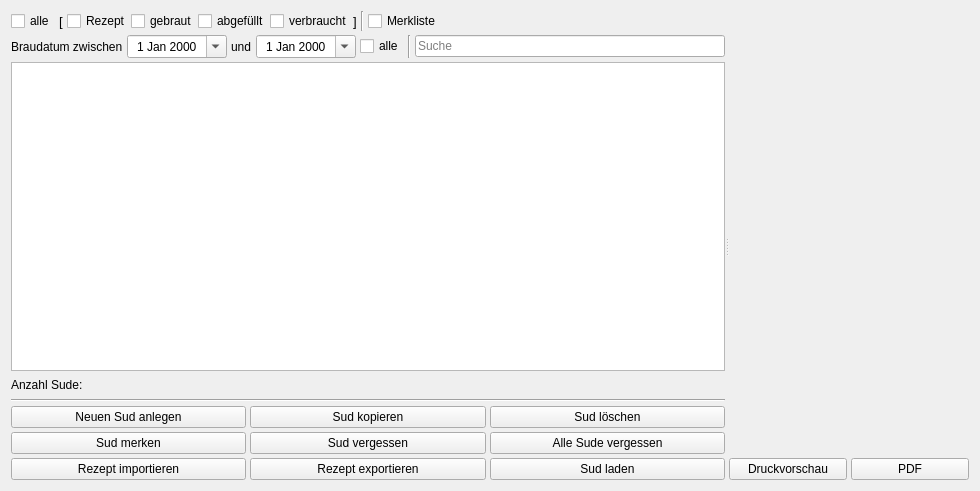
The window that kleiner-brauhelfer/tabsudauswahl.ui (kleiner-brauhelfer/kleiner-brauhelfer-2) describes before a commit, drawn with Qt 5.
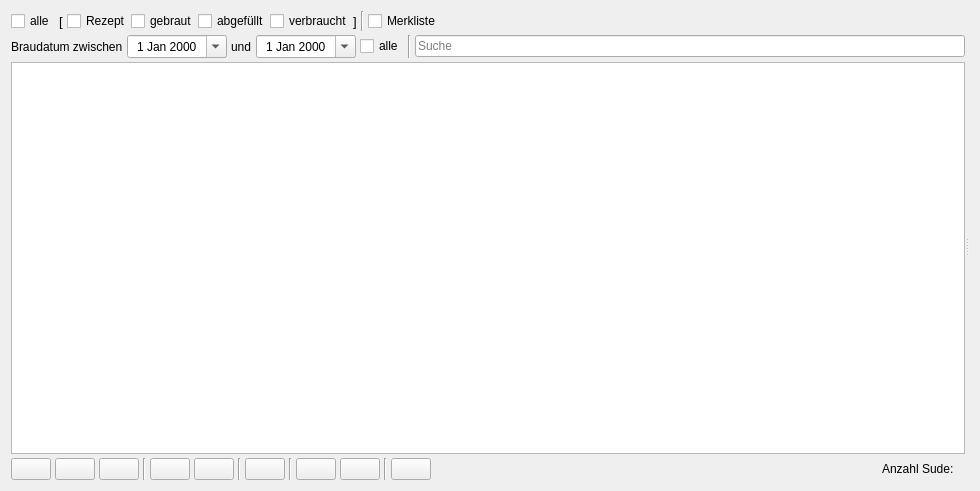
The same window after the commit. Icons and pictures are not drawn. Custom widgets are drawn as their Qt base class.

What changed in the file:
```diff
--- a/kleiner-brauhelfer/tabsudauswahl.ui
+++ b/kleiner-brauhelfer/tabsudauswahl.ui
@@ -259,132 +259,209 @@
        <item>
         <layout class="QHBoxLayout" name="horizontalLayout_2">
          <item>
-          <widget class="QLabel" name="label_3">
-           <property name="text">
-            <string>Anzahl Sude:</string>
-           </property>
-          </widget>
-         </item>
-         <item>
-          <widget class="QLabel" name="lblNumSude"/>
-         </item>
-         <item>
-          <spacer name="horizontalSpacer_2">
-           <property name="orientation">
-            <enum>Qt::Horizontal</enum>
-           </property>
-           <property name="sizeHint" stdset="0">
-            <size>
-             <width>40</width>
-             <height>20</height>
-            </size>
-           </property>
-          </spacer>
-         </item>
-        </layout>
-       </item>
-       <item>
-        <widget class="Line" name="line">
-         <property name="orientation">
-          <enum>Qt::Horizontal</enum>
-         </property>
-        </widget>
-       </item>
-       <item>
-        <layout class="QGridLayout" name="gridLayout">
-         <property name="verticalSpacing">
-          <number>4</number>
-         </property>
-         <item row="2" column="1">
-          <widget class="QPushButton" name="btnExportieren">
-           <property name="toolTip">
-            <string>&lt;html&gt;&lt;head/&gt;&lt;body&gt;&lt;p&gt;Hiermit wird ein vorhandenes Rezept in ein anderes Format exportiert.&lt;/p&gt;&lt;p&gt;Unterstützt wird das json-Format von &lt;span style=&quot; font-weight:600;&quot;&gt;MaischeMalzUndMehr &lt;/span&gt;sowie das xml-Format von &lt;span style=&quot; font-weight:600;&quot;&gt;BeerXML&lt;/span&gt;.&lt;/p&gt;&lt;p&gt;Da die Formate nicht 100% kompatibel sind, sollte das Rezept nach dem Export überprüft und gegebenenfalls nachkorrigiert werden.&lt;/p&gt;&lt;/body&gt;&lt;/html&gt;</string>
-           </property>
-           <property name="text">
-            <string>Rezept exportieren</string>
-           </property>
-          </widget>
-         </item>
-         <item row="2" column="2">
-          <widget class="QPushButton" name="btnLaden">
-           <property name="toolTip">
-            <string>&lt;html&gt;&lt;head/&gt;&lt;body&gt;&lt;p&gt;Hiermit wird der ausgewählte Sud geladen. Ein Sud kann auch mit Doppelklick geladen werden.&lt;/p&gt;&lt;/body&gt;&lt;/html&gt;</string>
-           </property>
-           <property name="text">
-            <string>Sud laden</string>
-           </property>
-          </widget>
-         </item>
-         <item row="2" column="0">
-          <widget class="QPushButton" name="btnImportieren">
-           <property name="toolTip">
-            <string>&lt;html&gt;&lt;head/&gt;&lt;body&gt;&lt;p&gt;Hiermit wird ein Rezept aus einem anderen Format importiert.&lt;/p&gt;&lt;p&gt;Unterstützt wird das json-Format von &lt;span style=&quot; font-weight:600;&quot;&gt;MaischeMalzUndMehr &lt;/span&gt;sowie das xml-Format von &lt;span style=&quot; font-weight:600;&quot;&gt;BeerXML&lt;/span&gt;.&lt;/p&gt;&lt;p&gt;Da die Formate nicht 100% kompatibel sind, sollte das Rezept nach dem Import überprüft und gegebenenfalls nachkorrigiert werden.&lt;/p&gt;&lt;/body&gt;&lt;/html&gt;</string>
-           </property>
-           <property name="text">
-            <string>Rezept importieren</string>
-           </property>
-          </widget>
-         </item>
-         <item row="0" column="0">
           <widget class="QPushButton" name="btnAnlegen">
+           <property name="minimumSize">
+            <size>
+             <width>40</width>
+             <height>0</height>
+            </size>
+           </property>
            <property name="toolTip">
             <string>&lt;html&gt;&lt;head/&gt;&lt;body&gt;&lt;p&gt;Hiermit wird ein &lt;span style=&quot; font-weight:600;&quot;&gt;neuer Sud&lt;/span&gt; angelegt.&lt;/p&gt;&lt;/body&gt;&lt;/html&gt;</string>
            </property>
-           <property name="text">
-            <string>Neuen Sud anlegen</string>
+           <property name="icon">
+            <iconset resource="images.qrc">
+             <normaloff>:/images/sud_neu.svg</normaloff>:/images/sud_neu.svg</iconset>
            </property>
           </widget>
          </item>
-         <item row="1" column="1">
-          <widget class="QPushButton" name="btnVergessen">
-           <property name="toolTip">
-            <string>&lt;html&gt;&lt;head/&gt;&lt;body&gt;&lt;p&gt;Hiermit werden alle ausgewählten Sude aus der &lt;span style=&quot; font-weight:600;&quot;&gt;Merkliste&lt;/span&gt; gelöscht.&lt;/p&gt;&lt;/body&gt;&lt;/html&gt;</string>
-           </property>
-           <property name="text">
-            <string>Sud vergessen</string>
-           </property>
-          </widget>
-         </item>
-         <item row="0" column="1">
+         <item>
           <widget class="QPushButton" name="btnKopieren">
+           <property name="minimumSize">
+            <size>
+             <width>40</width>
+             <height>0</height>
+            </size>
+           </property>
            <property name="toolTip">
             <string>&lt;html&gt;&lt;head/&gt;&lt;body&gt;&lt;p&gt;Hiermit wird eine &lt;span style=&quot; font-weight:600;&quot;&gt;Kopie&lt;/span&gt; aller ausgewählten Sude erstellt.&lt;/p&gt;&lt;/body&gt;&lt;/html&gt;</string>
            </property>
-           <property name="text">
-            <string>Sud kopieren</string>
+           <property name="icon">
+            <iconset resource="images.qrc">
+             <normaloff>:/images/sud_kopie.svg</normaloff>:/images/sud_kopie.svg</iconset>
            </property>
           </widget>
          </item>
-         <item row="0" column="2">
+         <item>
           <widget class="QPushButton" name="btnLoeschen">
+           <property name="minimumSize">
+            <size>
+             <width>40</width>
+             <height>0</height>
+            </size>
+           </property>
            <property name="toolTip">
             <string>&lt;html&gt;&lt;head/&gt;&lt;body&gt;&lt;p&gt;Hiermit werden alle ausgewählten Sude gelöscht.&lt;/p&gt;&lt;/body&gt;&lt;/html&gt;</string>
            </property>
-           <property name="text">
-            <string>Sud löschen</string>
+           <property name="icon">
+            <iconset resource="images.qrc">
+             <normaloff>:/images/sud_loeschen.svg</normaloff>:/images/sud_loeschen.svg</iconset>
            </property>
           </widget>
          </item>
-         <item row="1" column="2">
-          <widget class="QPushButton" name="btnAlleVergessen">
+         <item>
+          <widget class="Line" name="line_4">
+           <property name="orientation">
+            <enum>Qt::Vertical</enum>
+           </property>
+          </widget>
+         </item>
+         <item>
+          <widget class="QPushButton" name="btnImportieren">
+           <property name="minimumSize">
+            <size>
+             <width>40</width>
+             <height>0</height>
+            </size>
+           </property>
            <property name="toolTip">
             <string>&lt;html&gt;&lt;head/&gt;&lt;body&gt;&lt;p&gt;Hiermit werden alle Sude aus der &lt;span style=&quot; font-weight:600;&quot;&gt;Merkliste&lt;/span&gt; gelöscht.&lt;/p&gt;&lt;/body&gt;&lt;/html&gt;</string>
            </property>
-           <property name="text">
-            <string>Alle Sude vergessen</string>
+           <property name="icon">
+            <iconset resource="images.qrc">
+             <normaloff>:/images/sud_import.svg</normaloff>:/images/sud_import.svg</iconset>
            </property>
           </widget>
          </item>
-         <item row="1" column="0">
+         <item>
+          <widget class="QPushButton" name="btnExportieren">
+           <property name="minimumSize">
+            <size>
+             <width>40</width>
+             <height>0</height>
+            </size>
+           </property>
+           <property name="toolTip">
+            <string>&lt;html&gt;&lt;head/&gt;&lt;body&gt;&lt;p&gt;Hiermit werde alle ausgewählten Rezepte/Sude in ein anderes Format &lt;span style=&quot; font-weight:600;&quot;&gt;exportiert&lt;/span&gt;.&lt;/p&gt;&lt;p&gt;Da die Formate nicht 100% kompatibel sind, sollte das Rezept nach dem Export überprüft und gegebenenfalls nachkorrigiert werden.&lt;/p&gt;&lt;/body&gt;&lt;/html&gt;</string>
+           </property>
+           <property name="icon">
+            <iconset resource="images.qrc">
+             <normaloff>:/images/sud_export.svg</normaloff>:/images/sud_export.svg</iconset>
+           </property>
+          </widget>
+         </item>
+         <item>
+          <widget class="Line" name="line_5">
+           <property name="orientation">
+            <enum>Qt::Vertical</enum>
+           </property>
+          </widget>
+         </item>
+         <item>
+          <widget class="QPushButton" name="btnTeilen">
+           <property name="minimumSize">
+            <size>
+             <width>40</width>
+             <height>0</height>
+            </size>
+           </property>
+           <property name="toolTip">
+            <string>&lt;html&gt;&lt;head/&gt;&lt;body&gt;&lt;p&gt;Hiermit werden alle ausgewählten Sude &lt;span style=&quot; font-weight:600;&quot;&gt;geteilt&lt;/span&gt;.&lt;/p&gt;&lt;/body&gt;&lt;/html&gt;</string>
+           </property>
+           <property name="icon">
+            <iconset resource="images.qrc">
+             <normaloff>:/images/sud_teilen.svg</normaloff>:/images/sud_teilen.svg</iconset>
+           </property>
+          </widget>
+         </item>
+         <item>
+          <widget class="Line" name="line_7">
+           <property name="orientation">
+            <enum>Qt::Vertical</enum>
+           </property>
+          </widget>
+         </item>
+         <item>
           <widget class="QPushButton" name="btnMerken">
+           <property name="minimumSize">
+            <size>
+             <width>40</width>
+             <height>0</height>
+            </size>
+           </property>
            <property name="toolTip">
             <string>&lt;html&gt;&lt;head/&gt;&lt;body&gt;&lt;p&gt;Hiermit werden alle ausgewählten Sude zur &lt;span style=&quot; font-weight:600;&quot;&gt;Merkliste&lt;/span&gt; hinzugefügt.&lt;/p&gt;&lt;/body&gt;&lt;/html&gt;</string>
            </property>
+           <property name="icon">
+            <iconset resource="images.qrc">
+             <normaloff>:/images/sud_merken.svg</normaloff>:/images/sud_merken.svg</iconset>
+           </property>
+          </widget>
+         </item>
+         <item>
+          <widget class="QPushButton" name="btnVergessen">
+           <property name="minimumSize">
+            <size>
+             <width>40</width>
+             <height>0</height>
+            </size>
+           </property>
+           <property name="toolTip">
+            <string>&lt;html&gt;&lt;head/&gt;&lt;body&gt;&lt;p&gt;Hiermit werden alle ausgewählten Sude aus der &lt;span style=&quot; font-weight:600;&quot;&gt;Merkliste gelöscht&lt;/span&gt;.&lt;/p&gt;&lt;/body&gt;&lt;/html&gt;</string>
+           </property>
+           <property name="icon">
+            <iconset resource="images.qrc">
+             <normaloff>:/images/sud_vergessen.svg</normaloff>:/images/sud_vergessen.svg</iconset>
+           </property>
+          </widget>
+         </item>
+         <item>
+          <widget class="Line" name="line_6">
+           <property name="orientation">
+            <enum>Qt::Vertical</enum>
+           </property>
+          </widget>
+         </item>
+         <item>
+          <widget class="QPushButton" name="btnLaden">
+           <property name="minimumSize">
+            <size>
+             <width>40</width>
+             <height>0</height>
+            </size>
+           </property>
+           <property name="toolTip">
+            <string>&lt;html&gt;&lt;head/&gt;&lt;body&gt;&lt;p&gt;Hiermit wird der ausgewählte Sud &lt;span style=&quot; font-weight:600;&quot;&gt;geladen&lt;/span&gt;. Ein Sud kann auch mit Doppelklick geladen werden.&lt;/p&gt;&lt;/body&gt;&lt;/html&gt;</string>
+           </property>
+           <property name="icon">
+            <iconset resource="images.qrc">
+             <normaloff>:/images/sud_laden.svg</normaloff>:/images/sud_laden.svg</iconset>
+           </property>
+          </widget>
+         </item>
+         <item>
+          <spacer name="horizontalSpacer_3">
+           <property name="orientation">
+            <enum>Qt::Horizontal</enum>
+           </property>
+           <property name="sizeHint" stdset="0">
+            <size>
+             <width>40</width>
+             <height>20</height>
+            </size>
+           </property>
+          </spacer>
+         </item>
+         <item>
+          <widget class="QLabel" name="label_3">
            <property name="text">
-            <string>Sud merken</string>
+            <string>Anzahl Sude:</string>
            </property>
           </widget>
          </item>
+         <item>
+          <widget class="QLabel" name="lblNumSude"/>
+         </item>
         </layout>
        </item>
       </layout>
@@ -404,30 +481,6 @@
          </property>
         </widget>
        </item>
-       <item>
-        <layout class="QHBoxLayout" name="horizontalLayout_4">
-         <item>
-          <widget class="QPushButton" name="btnPrintPreview">
-           <property name="toolTip">
-            <string>&lt;html&gt;&lt;head/&gt;&lt;body&gt;&lt;p&gt;Hier wird die &lt;span style=&quot; font-weight:600;&quot;&gt;Sudinformation&lt;/span&gt; ausgedruckt.&lt;/p&gt;&lt;p&gt;Das Betriebssystem aktiviert dazu den Druckdialog, der je nach Betriebssystem oder Treiber unterschiedlich gestaltet ist.&lt;/p&gt;&lt;/body&gt;&lt;/html&gt;</string>
-           </property>
-           <property name="text">
-            <string>Druckvorschau</string>
-           </property>
-          </widget>
-         </item>
-         <item>
-          <widget class="QPushButton" name="btnToPdf">
-           <property name="toolTip">
-            <string>&lt;html&gt;&lt;head/&gt;&lt;body&gt;&lt;p&gt;Hier wird die &lt;span style=&quot; font-weight:600;&quot;&gt;Sudinformation&lt;/span&gt; als PDF abgespeichert.&lt;/p&gt;&lt;p&gt;Das Betriebssystem aktiviert dazu den Druckdialog, der je nach Betriebssystem oder Treiber unterschiedlich gestaltet ist. In macOS ist die PDF-Funktion in den Druckdialog integriert.&lt;/p&gt;&lt;/body&gt;&lt;/html&gt;</string>
-           </property>
-           <property name="text">
-            <string>PDF</string>
-           </property>
-          </widget>
-         </item>
-        </layout>
-       </item>
       </layout>
      </widget>
     </widget>
```
Left out of the diff: 21 changed lines with no effect on the pictures.
